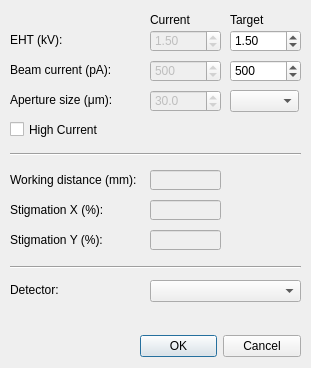
SBEMimage/SBEMimage, file gui/sem_settings_dlg.ui: the form before one commit.
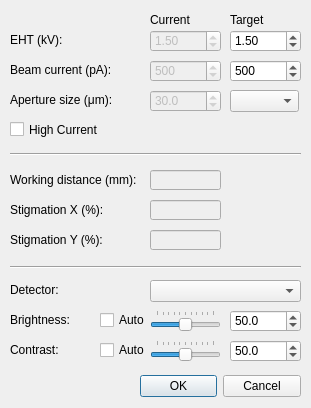
The form after the commit.

Commit message: Added brightness/contrast controls to SEM settings dialog

Patch:
```diff
--- a/gui/sem_settings_dlg.ui
+++ b/gui/sem_settings_dlg.ui
@@ -10,7 +10,7 @@
     <x>0</x>
     <y>0</y>
     <width>311</width>
-    <height>368</height>
+    <height>408</height>
    </rect>
   </property>
   <property name="sizePolicy">
@@ -29,7 +29,7 @@
    <property name="geometry">
     <rect>
      <x>140</x>
-     <y>330</y>
+     <y>370</y>
      <width>161</width>
      <height>32</height>
     </rect>
@@ -396,6 +396,158 @@
     </rect>
    </property>
   </widget>
+  <widget class="QLabel" name="label_brightness">
+   <property name="geometry">
+    <rect>
+     <x>10</x>
+     <y>310</y>
+     <width>81</width>
+     <height>20</height>
+    </rect>
+   </property>
+   <property name="text">
+    <string>Brightness:</string>
+   </property>
+  </widget>
+  <widget class="QLabel" name="label_contrast">
+   <property name="geometry">
+    <rect>
+     <x>10</x>
+     <y>340</y>
+     <width>81</width>
+     <height>20</height>
+    </rect>
+   </property>
+   <property name="text">
+    <string>Contrast:</string>
+   </property>
+  </widget>
+  <widget class="QSlider" name="horizontalSlider_brightness">
+   <property name="geometry">
+    <rect>
+     <x>150</x>
+     <y>310</y>
+     <width>71</width>
+     <height>22</height>
+    </rect>
+   </property>
+   <property name="maximum">
+    <number>100</number>
+   </property>
+   <property name="value">
+    <number>50</number>
+   </property>
+   <property name="orientation">
+    <enum>Qt::Horizontal</enum>
+   </property>
+   <property name="tickPosition">
+    <enum>QSlider::TicksAbove</enum>
+   </property>
+   <property name="tickInterval">
+    <number>10</number>
+   </property>
+  </widget>
+  <widget class="QSlider" name="horizontalSlider_contrast">
+   <property name="geometry">
+    <rect>
+     <x>150</x>
+     <y>340</y>
+     <width>71</width>
+     <height>22</height>
+    </rect>
+   </property>
+   <property name="maximum">
+    <number>100</number>
+   </property>
+   <property name="value">
+    <number>50</number>
+   </property>
+   <property name="orientation">
+    <enum>Qt::Horizontal</enum>
+   </property>
+   <property name="tickPosition">
+    <enum>QSlider::TicksAbove</enum>
+   </property>
+   <property name="tickInterval">
+    <number>10</number>
+   </property>
+  </widget>
+  <widget class="QDoubleSpinBox" name="doubleSpinBox_brightness">
+   <property name="geometry">
+    <rect>
+     <x>230</x>
+     <y>310</y>
+     <width>71</width>
+     <height>22</height>
+    </rect>
+   </property>
+   <property name="decimals">
+    <number>1</number>
+   </property>
+   <property name="minimum">
+    <double>0.000000000000000</double>
+   </property>
+   <property name="maximum">
+    <double>100.000000000000000</double>
+   </property>
+   <property name="singleStep">
+    <double>0.100000000000000</double>
+   </property>
+   <property name="value">
+    <double>50.000000000000000</double>
+   </property>
+  </widget>
+  <widget class="QDoubleSpinBox" name="doubleSpinBox_contrast">
+   <property name="geometry">
+    <rect>
+     <x>230</x>
+     <y>340</y>
+     <width>71</width>
+     <height>22</height>
+    </rect>
+   </property>
+   <property name="decimals">
+    <number>1</number>
+   </property>
+   <property name="minimum">
+    <double>0.000000000000000</double>
+   </property>
+   <property name="maximum">
+    <double>100.000000000000000</double>
+   </property>
+   <property name="singleStep">
+    <double>0.100000000000000</double>
+   </property>
+   <property name="value">
+    <double>50.000000000000000</double>
+   </property>
+  </widget>
+  <widget class="QCheckBox" name="checkBox_brightness">
+   <property name="geometry">
+    <rect>
+     <x>100</x>
+     <y>310</y>
+     <width>51</width>
+     <height>20</height>
+    </rect>
+   </property>
+   <property name="text">
+    <string>Auto</string>
+   </property>
+  </widget>
+  <widget class="QCheckBox" name="checkBox_contrast">
+   <property name="geometry">
+    <rect>
+     <x>100</x>
+     <y>340</y>
+     <width>51</width>
+     <height>20</height>
+    </rect>
+   </property>
+   <property name="text">
+    <string>Auto</string>
+   </property>
+  </widget>
  </widget>
  <resources/>
  <connections>
```
Left out of the diff: 3 changed lines with no effect on the pictures.
